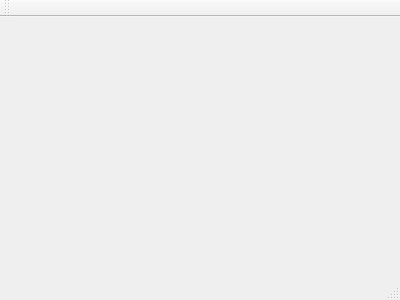
Before: the Qt Designer form tremote.ui in salvato/TRemote, drawn with Qt 5.
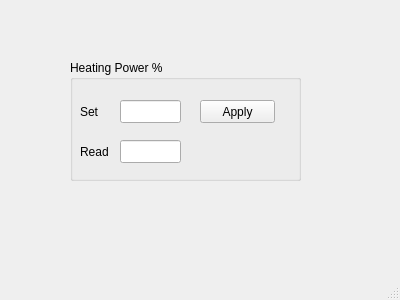
After: the same form once the commit is applied.

Patch:
```diff
--- a/tremote.ui
+++ b/tremote.ui
@@ -12,13 +12,111 @@
   <property name="windowTitle" >
    <string>TRemote</string>
   </property>
-  <widget class="QMenuBar" name="menuBar" />
-  <widget class="QToolBar" name="mainToolBar" />
-  <widget class="QWidget" name="centralWidget" />
-  <widget class="QStatusBar" name="statusBar" />
+  <widget class="QWidget" name="centralWidget">
+   <widget class="QGroupBox" name="groupBox">
+    <property name="geometry">
+     <rect>
+      <x>70</x>
+      <y>60</y>
+      <width>231</width>
+      <height>121</height>
+     </rect>
+    </property>
+    <property name="title">
+     <string>Heating Power %</string>
+    </property>
+    <widget class="QLineEdit" name="powerPercentageEdit">
+     <property name="geometry">
+      <rect>
+       <x>50</x>
+       <y>40</y>
+       <width>61</width>
+       <height>23</height>
+      </rect>
+     </property>
+     <property name="toolTip">
+      <string extracomment="Enter Values between 0.0 and 100.0"/>
+     </property>
+     <property name="statusTip">
+      <string extracomment="Enter Values between 0.0 and 100.0"/>
+     </property>
+     <property name="whatsThis">
+      <string extracomment="Enter Values between 0.0 and 100.0"/>
+     </property>
+     <property name="alignment">
+      <set>Qt::AlignRight|Qt::AlignTrailing|Qt::AlignVCenter</set>
+     </property>
+    </widget>
+    <widget class="QLabel" name="label">
+     <property name="geometry">
+      <rect>
+       <x>10</x>
+       <y>40</y>
+       <width>31</width>
+       <height>23</height>
+      </rect>
+     </property>
+     <property name="text">
+      <string>Set</string>
+     </property>
+    </widget>
+    <widget class="QPushButton" name="applyButton">
+     <property name="geometry">
+      <rect>
+       <x>130</x>
+       <y>40</y>
+       <width>75</width>
+       <height>23</height>
+      </rect>
+     </property>
+     <property name="text">
+      <string>Apply</string>
+     </property>
+    </widget>
+    <widget class="QLineEdit" name="powerPercentageReadEdit">
+     <property name="geometry">
+      <rect>
+       <x>50</x>
+       <y>80</y>
+       <width>61</width>
+       <height>23</height>
+      </rect>
+     </property>
+     <property name="alignment">
+      <set>Qt::AlignRight|Qt::AlignTrailing|Qt::AlignVCenter</set>
+     </property>
+     <property name="readOnly">
+      <bool>true</bool>
+     </property>
+    </widget>
+    <widget class="QLabel" name="label_2">
+     <property name="geometry">
+      <rect>
+       <x>10</x>
+       <y>80</y>
+       <width>31</width>
+       <height>23</height>
+      </rect>
+     </property>
+     <property name="text">
+      <string>Read</string>
+     </property>
+    </widget>
+   </widget>
+  </widget>
+  <widget class="QMenuBar" name="menuBar">
+   <property name="geometry">
+    <rect>
+     <x>0</x>
+     <y>0</y>
+     <width>400</width>
+     <height>21</height>
+    </rect>
+   </property>
+  </widget>
+  <widget class="QStatusBar" name="statusBar"/>
  </widget>
- <layoutDefault spacing="6" margin="11" />
- <pixmapfunction></pixmapfunction>
+ <layoutdefault spacing="6" margin="11"/>
  <resources/>
  <connections/>
 </ui>
```
Left out of the diff: 7 changed lines with no effect on the pictures.
